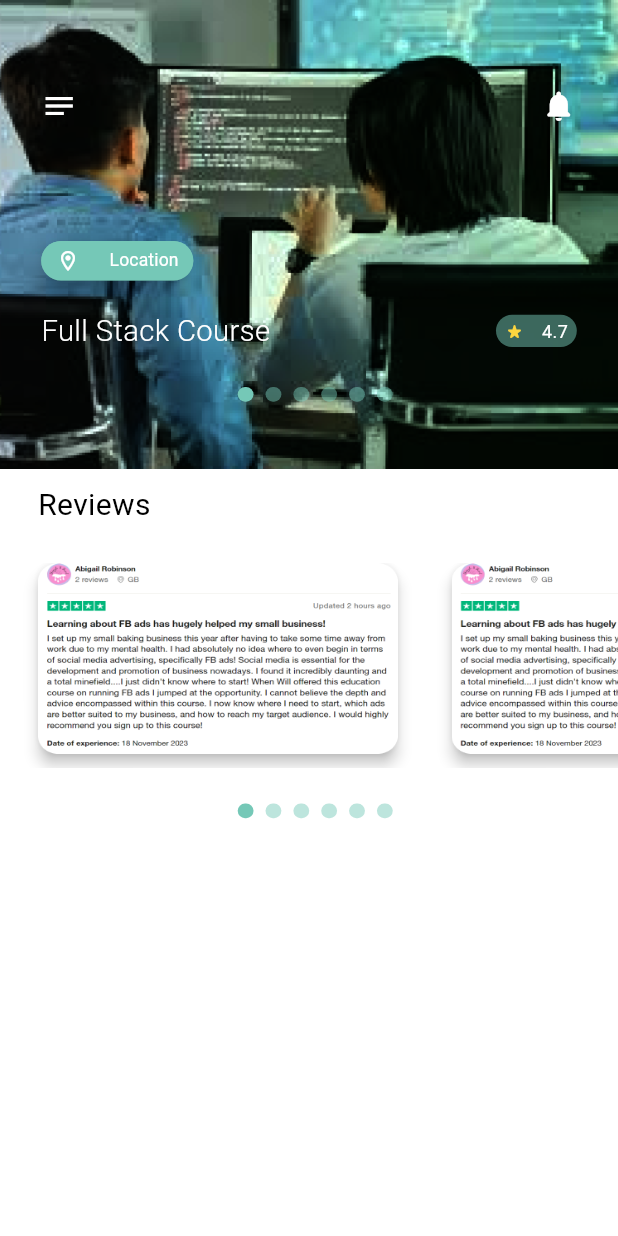
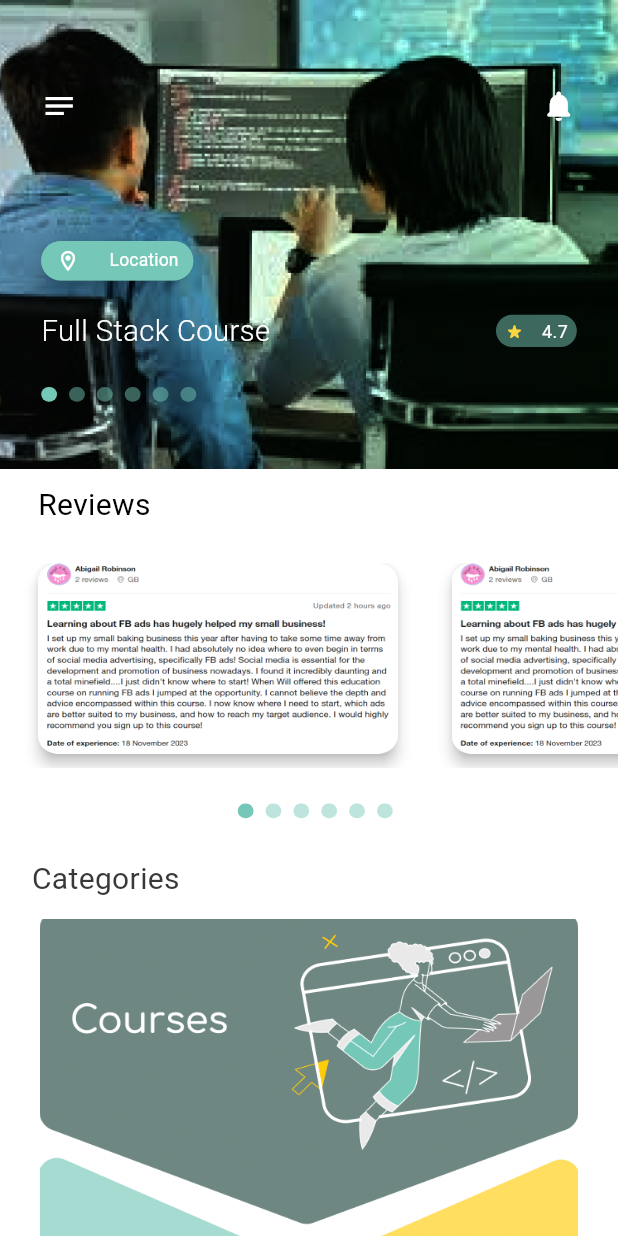
Before and after one commit to MagdyAyman6/courses_app, a Flutter app: the MyHomePageViewBody screen opened by its route, on a phone screen of 412 x 824 dp. Run offline on Flutter 3.47's test engine with Material 3 defaults, Android fonts, the phone set to English and light mode, and no system bars; drawn by our look-alikes of smooth_page_indicator; our stand-ins replace curved_navigation_bar, flutter_screenutil, font_awesome_flutter, go_router.

```diff
--- a/lib/core/utils/app_color.dart
+++ b/lib/core/utils/app_color.dart
@@ -21,4 +21,5 @@ abstract class AppColor {
   static const kRateIcon = Color(0xffFCD53F);
   static const kIconsColor = Color(0xff75C8B7);
   static const kRateContainerColor = Color(0xff75C8B7);
+  static const kCategoryHomeColor = Color(0xff383838);
 }
--- a/lib/core/utils/app_router.dart
+++ b/lib/core/utils/app_router.dart
@@ -1,9 +1,10 @@
 import 'package:flutter/material.dart';
 import 'package:go_router/go_router.dart';
-import '../../features/auth/screens/forgot_password_screen.dart';
-import '../../features/auth/screens/login_screen.dart';
-import '../../features/auth/screens/signup_screen.dart';
-import '../../features/auth/screens/success_screen.dart';
+
+import '../../features/auth/views/forgot_password_screen.dart';
+import '../../features/auth/views/login_screen.dart';
+import '../../features/auth/views/signup_screen.dart';
+import '../../features/auth/views/success_screen.dart';
 import '../../features/home/presentation/views/widgets/my_home_page_view_body.dart';
 import '../../features/splash/presentation/on_boarding_view.dart';
 import '../../features/splash/presentation/splash_view.dart';
@@ -62,10 +63,10 @@ abstract class AppRouter {
           return const SuccessScreen();
         },
       ),
-      GoRoute(
-        path: '/signup',
-        builder: (context, state) => const SignupScreen(),
-      ),
+      // GoRoute(
+      //   path: '/signup',
+      //   builder: (context, state) => const SignupScreen(),
+      // ),
       GoRoute(
         path: '/login',
         builder: (context, state) => const LoginScreen(),
--- a/lib/core/utils/assets.dart
+++ b/lib/core/utils/assets.dart
@@ -6,4 +6,5 @@ abstract class AssetsData {
   static const onBoarding3 = 'assets/images/on_boarding_3_logo.png';
   static const homeSliderCover = 'assets/images/home_slider_cover.png';
   static const reviewsHomeImg = 'assets/images/reviews_img.png';
+  static const categoryHomeImg = 'assets/images/category_home_img.png';
 }
--- /dev/null
+++ b/lib/features/home/presentation/views/widgets/categories_overlay/category.dart
@@ -0,0 +1,37 @@
+import 'package:course_app/core/utils/app_color.dart';
+import 'package:course_app/core/utils/assets.dart';
+import 'package:course_app/core/utils/styles.dart';
+import 'package:flutter/material.dart';
+import 'package:flutter_screenutil/flutter_screenutil.dart';
+
+class Category extends StatelessWidget {
+  const Category({super.key});
+
+  @override
+  Widget build(BuildContext context) {
+    return Column(
+      crossAxisAlignment: CrossAxisAlignment.start,
+      children: [
+        Padding(
+          padding: EdgeInsets.only(
+            top: 27.h,
+            left: 20.w,
+          ),
+          child: Text(
+            "Categories",
+            style: Styles.textStyle20.copyWith(
+                fontWeight: FontWeight.w400, color: AppColor.kCategoryHomeColor),
+          ),
+        ),
+        Padding(
+          padding: EdgeInsets.symmetric(horizontal: 25.w,vertical: 12.h),
+          child: SizedBox(
+            // height: ,
+            // width: ,
+            child: Image.asset(AssetsData.categoryHomeImg),
+          ),
+        ),
+      ],
+    );
+  }
+}
--- a/lib/features/home/presentation/views/widgets/my_home_page_view_body.dart
+++ b/lib/features/home/presentation/views/widgets/my_home_page_view_body.dart
@@ -1,6 +1,8 @@
 import 'package:course_app/features/home/presentation/views/widgets/listview_reviews/list_view_reviews.dart';
 import 'package:course_app/features/home/presentation/views/widgets/slider_container/slider_container.dart';
 import 'package:flutter/material.dart';
+
+import 'categories_overlay/category.dart';
 
 class MyHomePageViewBody extends StatelessWidget {
   MyHomePageViewBody({super.key});
@@ -25,15 +27,13 @@ class MyHomePageViewBody extends StatelessWidget {
         child: Column(
           mainAxisAlignment: MainAxisAlignment.start,
           children: [
-            Align(
-              alignment: Alignment.bottomLeft,
-              child: SliderContainer(
-                controller: controller,
-              ),
+            SliderContainer(
+              controller: controller,
             ),
             ListViewReviews(
               controller: controller,
             ),
+            const Category(),
           ],
         ),
       ),
--- a/lib/features/home/presentation/views/widgets/slider_container/slider_container.dart
+++ b/lib/features/home/presentation/views/widgets/slider_container/slider_container.dart
@@ -36,7 +36,9 @@ class SliderContainer extends StatelessWidget {
             ),
             const LocationButton(),
             const RateBox(),
-            SliderContainerIndicator(controller: controller),
+            Align(
+                alignment: Alignment.bottomLeft,
+                child: SliderContainerIndicator(controller: controller)),
           ],
         ),
       ),
--- a/lib/main.dart
+++ b/lib/main.dart
@@ -24,10 +24,8 @@ class CoursesApp extends StatelessWidget {
         return MaterialApp.router(
           routerConfig: AppRouter.router,
           debugShowCheckedModeBanner: false,
-
         );
       },
-
     );
   }
 }
```
Also changed, not shown: lib/features/home/presentation/views/my_home_page_view.dart (+26 -2 lines), lib/features/home/presentation/views/widgets/my_bottom_navigation_bar.dart (added, +54 -0 lines), assets/images/category_home_img.png (added), lib/features/auth/views/forgot_password_screen.dart (renamed from lib/features/auth/screens/forgot_password_screen.dart), lib/features/auth/views/login_screen.dart (renamed from lib/features/auth/screens/login_screen.dart), lib/features/auth/views/signup_screen.dart (renamed from lib/features/auth/screens/signup_screen.dart), lib/features/auth/views/success_screen.dart (renamed from lib/features/auth/screens/success_screen.dart).
